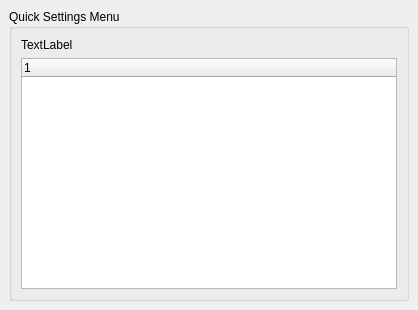
Above: ui/options_interface_quick_menu.ui from metabrainz/picard before the change. Below: the same form after it.
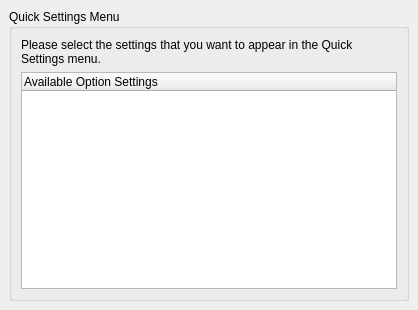
That is the form after the change.

Commit message: Set quick settings options UI texts directly in .ui file

The edit to the form file:
```diff
--- a/ui/options_interface_quick_menu.ui
+++ b/ui/options_interface_quick_menu.ui
@@ -35,7 +35,7 @@
       <item>
        <widget class="QLabel" name="quick_menu_instructions">
         <property name="text">
-         <string>TextLabel</string>
+         <string>Please select the settings that you want to appear in the Quick Settings menu.</string>
         </property>
         <property name="wordWrap">
          <bool>true</bool>
@@ -46,7 +46,7 @@
        <widget class="QTreeWidget" name="quick_menu_items">
         <column>
          <property name="text">
-          <string notr="true">1</string>
+          <string>Available Option Settings</string>
          </property>
         </column>
        </widget>
```
The commit also changes 3 other files.
